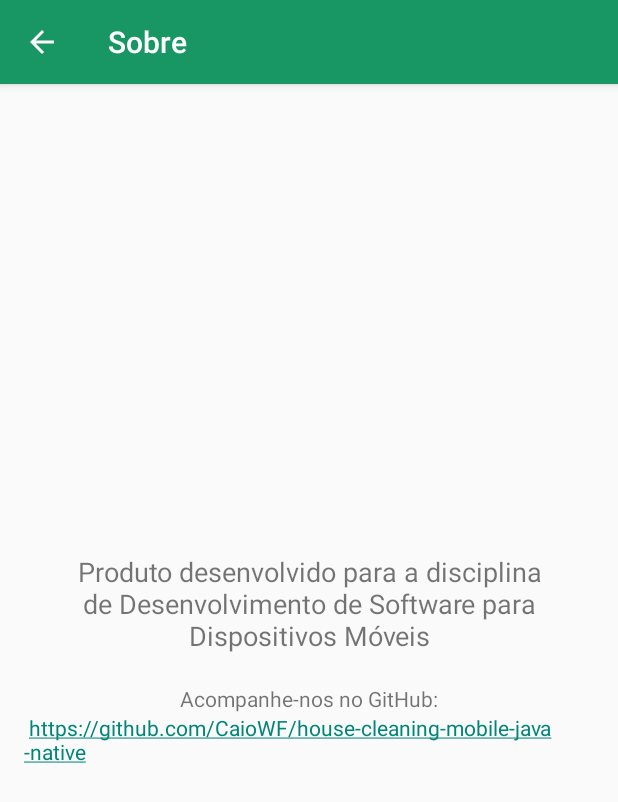
After one commit to CaioWF/house-cleaning-mobile-java-native, an Android app: the AboutActivity screen opened directly, with no data from a screen before it, on a phone screen of 412 x 824 dp. The commit adds this screen. Shown: the top 802 px of the screen. Run offline under Robolectric (Android 15) with nearby library versions, the phone set to English and light mode, and no system bars.

Commit message:
add about activity

```diff
--- /dev/null
+++ b/app/src/main/java/br/com/ufc/quixada/housecleaning/AboutActivity.java
@@ -0,0 +1,35 @@
+package br.com.ufc.quixada.housecleaning;
+
+import android.graphics.Color;
+import android.graphics.drawable.ColorDrawable;
+import android.support.v7.app.ActionBar;
+import android.support.v7.app.AppCompatActivity;
+import android.os.Bundle;
+import android.view.MenuItem;
+
+public class AboutActivity extends AppCompatActivity {
+
+    @Override
+    protected void onCreate(Bundle savedInstanceState) {
+        super.onCreate(savedInstanceState);
+        setContentView(R.layout.activity_about);
+
+        ActionBar actionBar = getSupportActionBar();
+        actionBar.setHomeButtonEnabled(true);
+        actionBar.setDisplayHomeAsUpEnabled(true);
+        actionBar.setTitle("Sobre");
+        actionBar.setBackgroundDrawable(new ColorDrawable(Color.parseColor("#189764")));
+
+    }
+
+    @Override
+    public boolean onOptionsItemSelected(MenuItem item) {
+        switch (item.getItemId()){
+            case android.R.id.home:
+                finish();
+                return true;
+            default:
+                return super.onOptionsItemSelected(item);
+        }
+    }
+}
--- /dev/null
+++ b/app/src/main/res/layout/activity_about.xml
@@ -0,0 +1,39 @@
+<?xml version="1.0" encoding="utf-8"?>
+<android.support.constraint.ConstraintLayout xmlns:android="http://schemas.android.com/apk/res/android"
+    xmlns:app="http://schemas.android.com/apk/res-auto"
+    xmlns:tools="http://schemas.android.com/tools"
+    android:layout_width="match_parent"
+    android:layout_height="match_parent"
+    tools:context=".AboutActivity">
+
+    <LinearLayout
+        android:layout_width="match_parent"
+        android:layout_height="match_parent"
+        android:orientation="vertical"
+        android:padding="16dp"
+        android:gravity="center">
+
+        <TextView
+            android:id="@+id/textView"
+            android:layout_width="wrap_content"
+            android:layout_height="wrap_content"
+            android:text="@string/text_about"
+            android:textAlignment="center"
+            android:textSize="18sp" />
+
+        <TextView
+            android:id="@+id/textView7"
+            android:layout_width="match_parent"
+            android:layout_height="wrap_content"
+            android:layout_marginTop="20dp"
+            android:gravity="center"
+            android:text="@string/text_see_github" />
+
+        <TextView
+            android:id="@+id/textView6"
+            android:layout_width="wrap_content"
+            android:layout_height="wrap_content"
+            android:text="@string/github_link" />
+    </LinearLayout>
+
+</android.support.constraint.ConstraintLayout>
--- a/app/src/main/res/values/strings.xml
+++ b/app/src/main/res/values/strings.xml
@@ -34,4 +34,9 @@
     <string name="cleaning_service_datetime_field">Data e Horário</string>
     <string name="cleaning_service_area_size_field">Tamanho da Área de Limpeza em m²</string>
     <string name="cleaning_service_additional_comments_field">Comentários Adicionais</string>
+    <string name="text_about">Produto desenvolvido para a disciplina de Desenvolvimento de Software para Dispositivos Móveis</string>
+    <string name="github_link">
+        <a href="https://github.com/CaioWF/house-cleaning-mobile-java-native">https://github.com/CaioWF/house-cleaning-mobile-java-native</a>
+    </string>
+    <string name="text_see_github">Acompanhe-nos no GitHub:</string>
 </resources>
```
Also changed, not shown: app/src/main/AndroidManifest.xml (+11 -7 lines), app/src/main/java/br/com/ufc/quixada/housecleaning/HomeActivity.java (+9 -4 lines).
